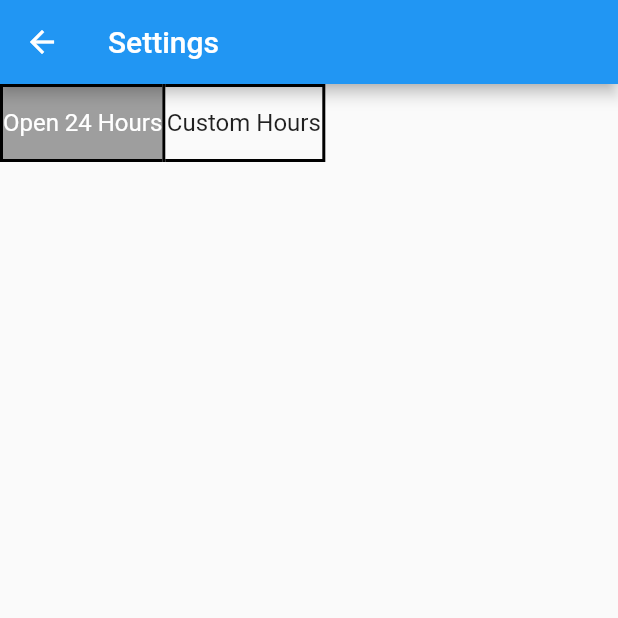
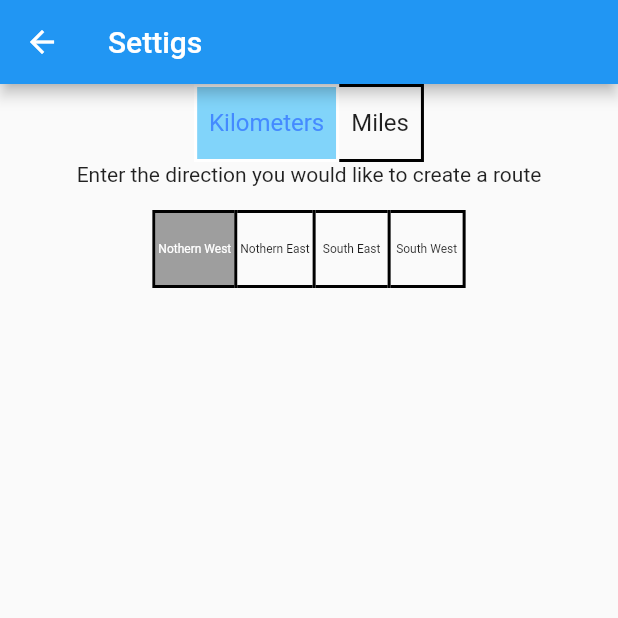
Before and after one commit to marcomerc/RunOut, a Flutter app: the screen it shows after launch, after a tap on the "search" icon, after a tap on the "settings" icon, on a phone screen of 412 x 824 dp, the top half of it. Run offline on Flutter 3.47's test engine with Material 2 defaults, Android fonts, the light colour scheme and no system bars; our stand-ins replace google_maps_flutter, location; missing offline and left inert: google_map_polyline, permission.

Commit message:
adding classes for info window of the route, code runs on pixel 3a

```diff
--- a/lib/Settings.dart
+++ b/lib/Settings.dart
@@ -0,0 +1,135 @@
+import 'package:flutter/material.dart';
+
+class Settings extends StatefulWidget {
+  List<bool> selectionStartPoint;
+  List<bool> selectionKmMi;
+
+  Settings(List<bool> selectionKmMi1,List<bool> selectionStartPoint1){
+    selectionStartPoint = selectionStartPoint1;
+    selectionKmMi = selectionKmMi1;
+  }
+
+  @override
+  SettingState createState() => SettingState( selectionKmMi, selectionStartPoint);
+}
+
+
+
+class SettingState extends State<Settings> {
+  List<bool> selectionStartPoint;
+  List<bool> selectionKmMi;
+
+  SettingState(List<bool> selectionKmMi1,List<bool> selectionStartPoint1){
+    selectionStartPoint = selectionStartPoint1;
+    selectionKmMi = selectionKmMi1;
+    Settings createState() => Settings(selectionKmMi,selectionStartPoint1);
+
+  }
+
+
+
+  @override
+  Widget build(BuildContext context) {
+    return Scaffold(
+      appBar: AppBar(
+        title: Text("Settigs"),
+      ),
+      body:
+
+
+      Center(
+        child: Column(
+          children: <Widget>[
+            ToggleButtons(
+              borderColor: Colors.black,
+              fillColor: Colors.lightBlue[200],
+              borderWidth: 2,
+              selectedBorderColor: Colors.white,
+              selectedColor: Colors.blueAccent,
+              borderRadius: BorderRadius.circular(0),
+              children: <Widget>[
+                Padding(
+                  padding: const EdgeInsets.all(8.0),
+                  child: Text(
+                    'Kilometers',
+                    style: TextStyle(fontSize: 16),
+                  ),
+                ),
+                Padding(
+                  padding: const EdgeInsets.all(8.0),
+                  child: Text(
+                    'Miles',
+                    style: TextStyle(fontSize: 16),
+                  ),
+                ),
+              ],
+              isSelected: selectionKmMi,
+              onPressed: (int index) {
+
+                print(selectionKmMi);
+                setState(() {
+                  for (int i = 0; i < selectionKmMi.length; i++) {
+                    selectionKmMi[i] = i == index;
+                  }
+                });
+              },
+            ),
+              Text("Enter the direction you would like to create a route\n"),
+            ToggleButtons(
+              borderColor: Colors.black,
+              fillColor: Colors.grey,
+              borderWidth: 2,
+              selectedBorderColor: Colors.black,
+              selectedColor: Colors.white,
+              borderRadius: BorderRadius.circular(0),
+              children: <Widget>[
+                Padding(
+                  padding: const EdgeInsets.all(2.0),
+                  child: Text(
+                    'Nothern West',
+                    style: TextStyle(fontSize: 8),
+                  ),
+                ),
+                Padding(
+                  padding: const EdgeInsets.all(2.0),
+                  child: Text(
+                    'Nothern East',
+                    style: TextStyle(fontSize: 8),
+                  ),
+                ),
+
+                Padding(
+                  padding: const EdgeInsets.all(2.0),
+                  child: Text(
+                    'South East',
+                    style: TextStyle(fontSize: 8),
+                  ),
+                ),
+                Padding(
+                  padding: const EdgeInsets.all(2.0),
+                  child: Text(
+                    'South West',
+                    style: TextStyle(fontSize: 8),
+                  ),
+                ),
+              ],
+              isSelected: selectionStartPoint,
+              onPressed: (int index) {
+                print(selectionStartPoint);
+                setState(() {
+                  for (int i = 0; i < selectionStartPoint.length; i++) {
+                    selectionStartPoint[i] = i == index;
+                  }
+                });
+              },
+            ),
+
+
+          ],
+        ),
+      ),
+
+
+    );
+  }
+}
--- a/lib/TextBox.dart
+++ b/lib/TextBox.dart
@@ -0,0 +1,25 @@
+import 'package:flutter/material.dart';
+
+
+class TextBox extends StatelessWidget {
+  TextEditingController _text;
+
+  TextBox(TextEditingController distance){
+    _text=distance;
+
+  }
+
+
+  @override
+  Widget build(BuildContext context) {
+    return Container(
+      alignment: Alignment.centerLeft,
+      color: Colors.white,
+      child: TextField(
+        controller: _text,
+        decoration:
+        InputDecoration(border: InputBorder.none, hintText: 'Distance'),
+      ),
+    );
+  }
+}
--- /dev/null
+++ b/lib/components/map_pin_pill.dart
@@ -0,0 +1,71 @@
+import 'package:flutter/material.dart';
+import '../models/pin_pill_info.dart';
+
+class MapPinPillComponent extends StatefulWidget {
+
+  double pinPillPosition;
+  PinInformation currentlySelectedPin;
+
+  MapPinPillComponent({ this.pinPillPosition, this.currentlySelectedPin});
+
+  @override
+  State<StatefulWidget> createState() => MapPinPillComponentState();
+}
+
+class MapPinPillComponentState extends State<MapPinPillComponent> {
+
+  @override
+  Widget build(BuildContext context) {
+
+    return AnimatedPositioned(
+      bottom: widget.pinPillPosition,
+      right: 0,
+      left: 0,
+      duration: Duration(milliseconds: 200),
+      child: Align(
+        alignment: Alignment.bottomCenter,
+        child: Container(
+          margin: EdgeInsets.all(20),
+          height: 70,
+          decoration: BoxDecoration(
+              color: Colors.white,
+              borderRadius: BorderRadius.all(Radius.circular(50)),
+              boxShadow: <BoxShadow>[
+                BoxShadow(blurRadius: 20, offset: Offset.zero, color: Colors.grey.withOpacity(0.5))
+              ]
+          ),
+          child: Row(
+            crossAxisAlignment: CrossAxisAlignment.center,
+            mainAxisAlignment: MainAxisAlignment.center,
+            children: <Widget>[
+//              Container(
+//                width: 50, height: 50,
+//                margin: EdgeInsets.only(left: 10),
+//                child: ClipOval(child: Image.asset(widget.currentlySelectedPin.avatarPath, fit: BoxFit.cover )),
+//              ),
+              Expanded(
+                child: Container(
+                  margin: EdgeInsets.only(left: 20),
+                  child: Column(
+                    crossAxisAlignment: CrossAxisAlignment.start,
+                    mainAxisAlignment: MainAxisAlignment.center,
+                    children: <Widget>[
+                      Text(widget.currentlySelectedPin.locationName, style: TextStyle(color: widget.currentlySelectedPin.labelColor)),
+                      Text('Latitude: ${widget.currentlySelectedPin.location.latitude.toString()}', style: TextStyle(fontSize: 12, color: Colors.grey)),
+                      Text('Longitude: ${widget.currentlySelectedPin.location.longitude.toString()}', style: TextStyle(fontSize: 12, color: Colors.grey)),
+                    ],
+                  ),
+                ),
+              ),
+//              Padding(
+//                padding: EdgeInsets.all(15),
+//                child: Image.asset(widget.currentlySelectedPin.pinPath, width: 50, height: 50),
+//              )
+            ],
+          ),
+        ),
+      ),
+    );
+  }
+
+}
--- a/lib/main.dart
+++ b/lib/main.dart
@@ -1,13 +1,14 @@
-import 'package:flutter/foundation.dart';
 import 'package:flutter/material.dart';
 import 'package:google_maps_flutter/google_maps_flutter.dart';
 import 'package:location/location.dart' as L;
 import 'package:google_map_polyline/google_map_polyline.dart';
 import 'package:permission/permission.dart';
 import 'dart:math';
+import 'TextBox.dart';
+import 'Settings.dart';
+import 'models/pin_pill_info.dart';
 
 void main() => runApp(MyApp());
-
 
 enum WhyFather { harder, smarter, selfStarter, tradingCenter}
 
@@ -15,7 +16,8 @@ class MyApp extends StatelessWidget {
   @override
   Widget build(BuildContext context) {
     return MaterialApp(
-      title: 'Flutter Google Maps Demo',
+      debugShowCheckedModeBanner: false,
+      title: 'RunOut',
       home: MapSample(),
     );
   }
@@ -30,8 +32,11 @@ class MapSample extends StatefulWidget {
 
 class MyMapState extends State<MapSample> {
   GoogleMapController mapController;
+
   var location = new L.Location();
   Map<MarkerId, Marker> markers = <MarkerId, Marker>{}; // CLASS MEMBER, MAP OF MARKS
+  var markersID = 0;
+
   bool typing = false;
   static TextEditingController _distance = new TextEditingController();
   TextBox distance = new TextBox(_distance);
@@ -42,12 +47,15 @@ class MyMapState extends State<MapSample> {
 
   Set<Polyline> polyline = {};
   List<LatLng> routeCoords;
-  List<bool> isSelected;
+  List<bool> _selectionStartPoint;
+  List<bool> _selectionKlMi;
 
   @override
   void initState() {
     // TODO: implement initState
-    isSelected = [true, false];
+    _selectionKlMi = [true, false];
+    _selectionStartPoint = [true, false, false, false];
+
     _getLocation();
     super.initState();
 
@@ -59,6 +67,7 @@ class MyMapState extends State<MapSample> {
       await location.getLocation().then((onValue) {
         myLocation = LatLng(onValue.latitude, onValue.longitude);
         print(onValue.latitude.toString() + "," + onValue.longitude.toString());
+
       });
     } catch (e) {
       print(e);
@@ -72,17 +81,10 @@ class MyMapState extends State<MapSample> {
 
 
   void _onMapCreated(GoogleMapController controller) {
+    controller.setMapStyle(Utils.mapStyles);
 
     setState(() {
       mapController = controller;
-//      polyline.add(Polyline(
-//          polylineId: PolylineId('route1'),
-//          visible: true,
-//          points: routeCoords,
-//          width: 4,
-//          color: Colors.blue,
-//          startCap: Cap.roundCap,
-//          endCap: Cap.buttCap));
     }
     );
 
@@ -124,7 +126,19 @@ class MyMapState extends State<MapSample> {
   }
 
   void setPolyLines(totalMiles){
-
+    _getLocation();
+    final MarkerId markerIdT = MarkerId(markersID.toString());
+    final Marker marker = Marker(
+      markerId: markerIdT,
+      position: LatLng(
+        myLocation.latitude,
+        myLocation.longitude,
+      ),
+      infoWindow: InfoWindow(title: "My Location", snippet: '*'),
+    );
+    setState(() {
+      markers[markerIdT] = marker;
+    });
     double segment = totalMiles/4;
     double change_long =change_in_longitude(segment);
     double change_lat = change_in_latitude(segment);
@@ -174,60 +188,7 @@ class MyMapState extends State<MapSample> {
     }
   }
 
-  void _pushSave(){
-    Navigator.of(context).push(
-        new MaterialPageRoute(builder: (context) {
-          return new Scaffold(
-              appBar: AppBar(
-                title: new Text("Settings"),
 
-              ),
-              body:
-
-              Column(
-                  children: <Widget>[
-
-                    ToggleButtons(
-                      borderColor: Colors.black,
-                      fillColor: Colors.grey,
-                      borderWidth: 2,
-                      selectedBorderColor: Colors.black,
-                      selectedColor: Colors.white,
-                      borderRadius: BorderRadius.circular(0),
-                      children: <Widget>[
-                        Text(
-                          'Open 24 Hours',
-                          style: TextStyle(fontSize: 16),
-                        ),
-
-                        Padding(
-                          padding: const EdgeInsets.all(1.0),
-                          child: Text(
-                            'Custom Hours',
-                            style: TextStyle(fontSize: 16),
-                          ),
-                        ),
-                      ],
-                      onPressed: (int index) {
-                        setState(() {
-                          for (int i = 0; i < isSelected.length; i++) {
-                            isSelected[i] = i == index;
-                          }
-                        });
-                      },
-                      isSelected: isSelected,
-                    ),
-
-
-
-                  ])
-          );
-        })
-
-
-    );
-
-  }
 
   void createPolyLines(miles){
     print("creating the lines");
@@ -256,12 +217,17 @@ class MyMapState extends State<MapSample> {
                   });
                   if(typing == false){
                     setPolyLines( double.parse( _distance.text));
-
                   }
                   },
               ),
               actions: <Widget>[
-                new IconButton(icon: Icon(Icons.settings), onPressed: _pushSave),
+//                new IconButton(icon: Icon(Icons.settings), onPressed: _pushSave),
+                new IconButton(icon: Icon(Icons.settings), onPressed: (){
+                  Navigator.push(
+                    context,
+                    MaterialPageRoute(builder: (context) => Settings(_selectionKlMi,_selectionStartPoint)),
+                  );
+                }),
               ],
             ),
 
@@ -269,38 +235,6 @@ class MyMapState extends State<MapSample> {
 
             Column(
                 children: <Widget>[
-//
-//
-//              ToggleButtons(
-//                borderColor: Colors.black,
-//                fillColor: Colors.grey,
-//                borderWidth: 2,
-//                selectedBorderColor: Colors.black,
-//                selectedColor: Colors.white,
-//                borderRadius: BorderRadius.circular(0),
-//                children: <Widget>[
-//                  Text(
-//                    'Open 24 Hours',
-//                    style: TextStyle(fontSize: 16),
-//                  ),
-//
-//                  Padding(
-//                    padding: const EdgeInsets.all(1.0),
-//                    child: Text(
-//                      'Custom Hours',
-//                      style: TextStyle(fontSize: 16),
-//                    ),
-//                  ),
-//                ],
-//                onPressed: (int index) {
-//                  setState(() {
-//                    for (int i = 0; i < isSelected.length; i++) {
-//                      isSelected[i] = i == index;
-//                    }
-//                  });
-//                },
-//                isSelected: isSelected,
-//              ),
 
 
                   Flexible(
@@ -317,6 +251,27 @@ class MyMapState extends State<MapSample> {
                     ),
 
                   ),
+
+            FlatButton(
+
+                color: Colors.blue,
+                textColor: Colors.white,
+                disabledColor: Colors.grey,
+                disabledTextColor: Colors.black,
+                padding: EdgeInsets.all(8.0),
+                splashColor: Colors.blueAccent,
+                onPressed: () {
+                  print("kilo meters and miles");
+                  print(_selectionKlMi);
+                  print("Starting point");
+                  print(_selectionStartPoint);
+                },
+                child: Text(
+                  "Find me a route",
+                  style: TextStyle(fontSize: 20.0),
+                ),
+              )
+
         ])
         )
     );
@@ -325,28 +280,165 @@ class MyMapState extends State<MapSample> {
 
 
 
-
-
-
-class TextBox extends StatelessWidget {
-  TextEditingController _text;
-
-  TextBox(TextEditingController distance){
-    _text=distance;
-
+class Utils {
+  static String mapStyles = '''[
+  {
+    "elementType": "geometry",
+    "stylers": [
+      {
+        "color": "#f5f5f5"
+      }
+    ]
+  },
+  {
+    "elementType": "labels.icon",
+    "stylers": [
+      {
+        "visibility": "off"
+      }
+    ]
+  },
+  {
+    "elementType": "labels.text.fill",
+    "stylers": [
+      {
+        "color": "#616161"
+      }
+    ]
+  },
+  {
+    "elementType": "labels.text.stroke",
+    "stylers": [
+      {
+        "color": "#f5f5f5"
+      }
+    ]
+  },
+  {
+    "featureType": "administrative.land_parcel",
+    "elementType": "labels.text.fill",
+    "stylers": [
+      {
+        "color": "#bdbdbd"
+      }
+    ]
+  },
+  {
+    "featureType": "poi",
+    "elementType": "geometry",
+    "stylers": [
+      {
+        "color": "#eeeeee"
+      }
+    ]
+  },
+  {
+    "featureType": "poi",
+    "elementType": "labels.text.fill",
+    "stylers": [
+      {
+        "color": "#757575"
+      }
+    ]
+  },
+  {
+    "featureType": "poi.park",
+    "elementType": "geometry",
+    "stylers": [
+      {
+        "color": "#e5e5e5"
+      }
+    ]
+  },
+  {
+    "featureType": "poi.park",
+    "elementType": "labels.text.fill",
+    "stylers": [
+      {
+        "color": "#9e9e9e"
+      }
+    ]
+  },
+  {
+    "featureType": "road",
+    "elementType": "geometry",
+    "stylers": [
+      {
+        "color": "#ffffff"
+      }
+    ]
+  },
+  {
+    "featureType": "road.arterial",
+    "elementType": "labels.text.fill",
+    "stylers": [
+      {
+        "color": "#757575"
+      }
+    ]
+  },
+  {
+    "featureType": "road.highway",
+    "elementType": "geometry",
+    "stylers": [
+      {
+        "color": "#dadada"
+      }
+    ]
+  },
+  {
+    "featureType": "road.highway",
+    "elementType": "labels.text.fill",
+    "stylers": [
+      {
+        "color": "#616161"
+      }
+    ]
+  },
+  {
+    "featureType": "road.local",
+    "elementType": "labels.text.fill",
+    "stylers": [
+      {
+        "color": "#9e9e9e"
+      }
+    ]
+  },
+  {
+    "featureType": "transit.line",
+    "elementType": "geometry",
+    "stylers": [
+      {
+        "color": "#e5e5e5"
+      }
+    ]
+  },
+  {
+    "featureType": "transit.station",
+    "elementType": "geometry",
+    "stylers": [
+      {
+        "color": "#eeeeee"
+      }
+    ]
+  },
+  {
+    "featureType": "water",
+    "elementType": "geometry",
+    "stylers": [
+      {
+        "color": "#c9c9c9"
+      }
+    ]
+  },
+  {
+    "featureType": "water",
+    "elementType": "labels.text.fill",
+    "stylers": [
+      {
+        "color": "#9e9e9e"
+      }
+    ]
   }
-
-
-  @override
-  Widget build(BuildContext context) {
-    return Container(
-      alignment: Alignment.centerLeft,
-      color: Colors.white,
-      child: TextField(
-        controller: _text,
-        decoration:
-        InputDecoration(border: InputBorder.none, hintText: 'Distance'),
-      ),
-    );
-  }
+]''';
 }
--- /dev/null
+++ b/lib/models/pin_pill_info.dart
@@ -0,0 +1,12 @@
+import 'dart:ui';
+import 'package:google_maps_flutter/google_maps_flutter.dart';
+
+class PinInformation {
+  String pinPath;
+  String avatarPath;
+  LatLng location;
+  String locationName;
+  Color labelColor;
+
+  PinInformation({this.pinPath, this.avatarPath, this.location, this.locationName, this.labelColor});
+}
```
